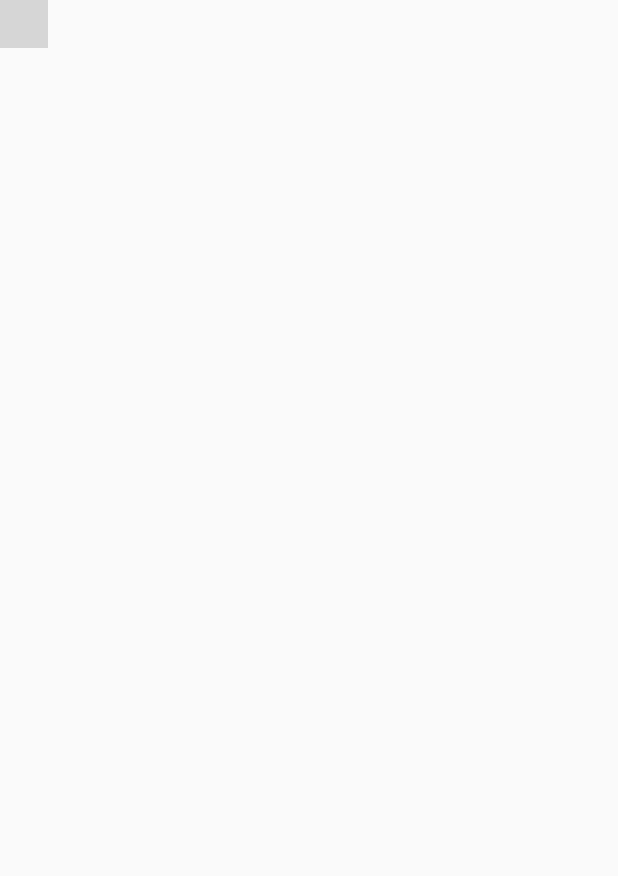
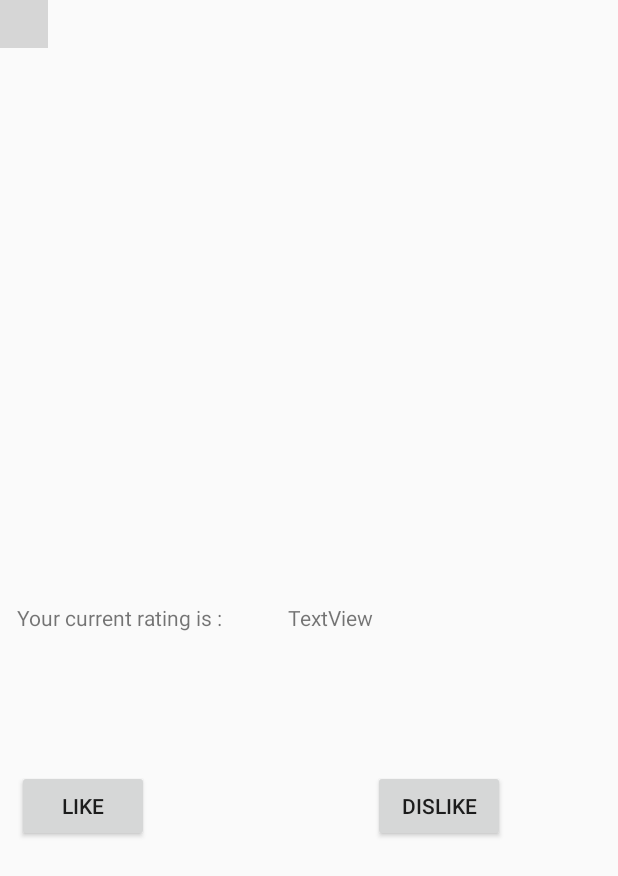
Before and after one commit to mathi182/IMA_mini-projet, an Android app: the layout activity_youtube_alarm.xml on its own in the app's theme, with its tools: preview values and no code run, on a phone screen of 412 x 824 dp. Shown: the top 876 px of the screen. Run offline under Robolectric (Android 15) with nearby library versions, the phone set to English and light mode, and no system bars; plain views replace YouTubePlayerView; grey boxes are pictures that could not be loaded.

Commit message:
debut de get rating
code commenter pour l'instant  mais un debut de code pour pogner le like
ou dislike d'un video

```diff
--- a/AlarmeDeluxe/app/build.gradle
+++ b/AlarmeDeluxe/app/build.gradle
@@ -27,6 +27,7 @@ dependencies {
     compile 'com.android.support:design:25.1.1'
     compile 'com.android.support:support-v4:25.1.1'
     compile 'com.google.android.gms:play-services-auth:9.8.0'
+    compile 'com.google.apis:google-api-services-youtube:v3-rev182-1.22.0'
     compile 'com.astuetz:pagerslidingtabstrip:1.0.1'
     testCompile 'junit:junit:4.12'
     compile files('libs/YouTubeAndroidPlayerApi.jar')
--- a/AlarmeDeluxe/app/src/main/java/ca/ulaval/ima/mp/alarmedeluxe/customization/YoutubeFragment.java
+++ b/AlarmeDeluxe/app/src/main/java/ca/ulaval/ima/mp/alarmedeluxe/customization/YoutubeFragment.java
@@ -21,6 +21,8 @@ import com.google.android.gms.auth.api.signin.GoogleSignInResult;
 import com.google.android.gms.common.ConnectionResult;
 import com.google.android.gms.common.SignInButton;
 import com.google.android.gms.common.api.GoogleApiClient;
+import com.google.api.services.youtube.YouTube;
+
 
 import ca.ulaval.ima.mp.alarmedeluxe.R;
 
@@ -64,6 +66,7 @@ public class YoutubeFragment extends Fragment implements GoogleApiClient.Connect
         if (result.isSuccess()) {
             // Signed in successfully, show authenticated UI.
             GoogleSignInAccount acct = result.getSignInAccount();
+
             mStatusTextView.setText(getString(R.string.signed_in_fmt, acct.getDisplayName()));
             updateUI(true);
         } else {
--- a/AlarmeDeluxe/app/src/main/res/layout/activity_youtube_alarm.xml
+++ b/AlarmeDeluxe/app/src/main/res/layout/activity_youtube_alarm.xml
@@ -5,4 +5,46 @@
         android:id="@+id/youtube_player"
         android:layout_width="wrap_content"
         android:layout_height="wrap_content"/>
+
+    <TextView
+        android:text="Your current rating is :"
+        android:layout_width="wrap_content"
+        android:layout_height="wrap_content"
+        android:id="@+id/lblCurrentRating"
+        android:layout_centerVertical="true"
+        android:layout_alignParentLeft="true"
+        android:layout_alignParentStart="true"
+        android:layout_marginLeft="11dp"
+        android:layout_marginStart="11dp" />
+
+    <TextView
+        android:text="TextView"
+        android:layout_width="wrap_content"
+        android:layout_height="wrap_content"
+        android:layout_alignBottom="@+id/lblCurrentRating"
+        android:layout_toRightOf="@+id/lblCurrentRating"
+        android:layout_toEndOf="@+id/lblCurrentRating"
+        android:layout_marginLeft="44dp"
+        android:layout_marginStart="44dp"
+        android:id="@+id/lblRating" />
+
+    <Button
+        android:text="Like"
+        android:layout_width="wrap_content"
+        android:layout_height="wrap_content"
+        android:layout_below="@+id/lblCurrentRating"
+        android:layout_alignLeft="@+id/lblCurrentRating"
+        android:layout_alignStart="@+id/lblCurrentRating"
+        android:layout_marginTop="92dp"
+        android:id="@+id/btnLike" />
+
+    <Button
+        android:text="Dislike"
+        android:layout_width="wrap_content"
+        android:layout_height="wrap_content"
+        android:id="@+id/btnDislike"
+        android:layout_alignBaseline="@+id/btnLike"
+        android:layout_alignBottom="@+id/btnLike"
+        android:layout_toRightOf="@+id/lblRating"
+        android:layout_toEndOf="@+id/lblRating" />
 </RelativeLayout>
--- a/AlarmeDeluxe/build.gradle
+++ b/AlarmeDeluxe/build.gradle
@@ -3,10 +3,12 @@
 buildscript {
     repositories {
         jcenter()
+        mavenCentral()
     }
     dependencies {
         classpath 'com.android.tools.build:gradle:2.2.3'
         classpath 'com.google.gms:google-services:3.0.0'
+
         // NOTE: Do not place your application dependencies here; they belong
         // in the individual module build.gradle files
     }
```
Also changed, not shown: AlarmeDeluxe/app/src/main/java/ca/ulaval/ima/mp/alarmedeluxe/YoutubeAlarmActivity.java (+34 -1 lines).
